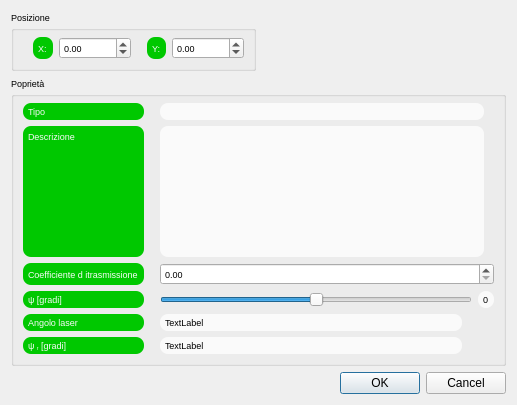
Above: reflectorpropertiesdialog.ui from crocodile119/Laser-Studio before the change. Below: the same form after it.
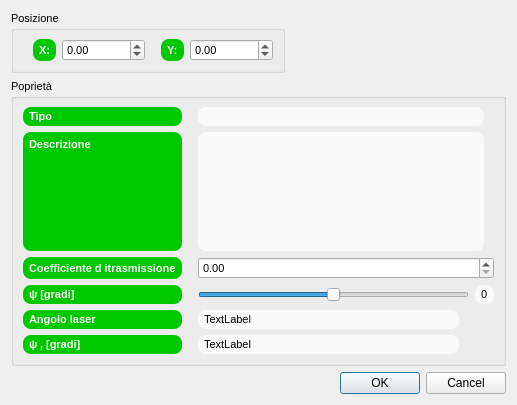
That is the form after the change.

```diff
--- a/reflectorpropertiesdialog.ui
+++ b/reflectorpropertiesdialog.ui
@@ -12,7 +12,7 @@
   </property>
   <property name="font">
    <font>
-    <pointsize>7</pointsize>
+    <pointsize>8</pointsize>
    </font>
   </property>
   <property name="windowTitle">
@@ -53,7 +53,7 @@
     <widget class="QGroupBox" name="groupBox_2">
      <property name="font">
       <font>
-       <pointsize>7</pointsize>
+       <pointsize>8</pointsize>
       </font>
      </property>
      <property name="title">
@@ -64,7 +64,9 @@
        <widget class="QLabel" name="label_8">
         <property name="font">
          <font>
-          <pointsize>7</pointsize>
+          <pointsize>8</pointsize>
+          <weight>75</weight>
+          <bold>true</bold>
          </font>
         </property>
         <property name="styleSheet">
@@ -84,7 +86,9 @@
        <widget class="QLabel" name="label_5">
         <property name="font">
          <font>
-          <pointsize>7</pointsize>
+          <pointsize>8</pointsize>
+          <weight>75</weight>
+          <bold>true</bold>
          </font>
         </property>
         <property name="styleSheet">
@@ -104,7 +108,7 @@
        <widget class="QDoubleSpinBox" name="reflectionSpinBox">
         <property name="font">
          <font>
-          <pointsize>7</pointsize>
+          <pointsize>8</pointsize>
          </font>
         </property>
         <property name="styleSheet">
@@ -122,7 +126,9 @@
        <widget class="QLabel" name="label_3">
         <property name="font">
          <font>
-          <pointsize>7</pointsize>
+          <pointsize>8</pointsize>
+          <weight>75</weight>
+          <bold>true</bold>
          </font>
         </property>
         <property name="styleSheet">
@@ -170,7 +176,7 @@
        <widget class="QTextEdit" name="descriptionTextEdit">
         <property name="font">
          <font>
-          <pointsize>7</pointsize>
+          <pointsize>8</pointsize>
          </font>
         </property>
         <property name="styleSheet">
@@ -187,7 +193,7 @@
        <widget class="QLabel" name="reflectorKindLabel">
         <property name="font">
          <font>
-          <pointsize>6</pointsize>
+          <pointsize>8</pointsize>
          </font>
         </property>
         <property name="styleSheet">
@@ -207,7 +213,9 @@
        <widget class="QLabel" name="label_6">
         <property name="font">
          <font>
-          <pointsize>7</pointsize>
+          <pointsize>8</pointsize>
+          <weight>75</weight>
+          <bold>true</bold>
          </font>
         </property>
         <property name="styleSheet">
@@ -230,7 +238,9 @@
        <widget class="QLabel" name="label_4">
         <property name="font">
          <font>
-          <pointsize>7</pointsize>
+          <pointsize>8</pointsize>
+          <weight>75</weight>
+          <bold>true</bold>
          </font>
         </property>
         <property name="styleSheet">
@@ -256,7 +266,7 @@
         </property>
         <property name="font">
          <font>
-          <pointsize>7</pointsize>
+          <pointsize>8</pointsize>
          </font>
         </property>
         <property name="styleSheet">
@@ -275,7 +285,9 @@
        <widget class="QLabel" name="label_7">
         <property name="font">
          <font>
-          <pointsize>7</pointsize>
+          <pointsize>8</pointsize>
+          <weight>75</weight>
+          <bold>true</bold>
          </font>
         </property>
         <property name="styleSheet">
@@ -295,7 +307,7 @@
        <widget class="QLabel" name="laserPhaseLabel">
         <property name="font">
          <font>
-          <pointsize>7</pointsize>
+          <pointsize>8</pointsize>
          </font>
         </property>
         <property name="styleSheet">
@@ -315,7 +327,7 @@
        <widget class="QLabel" name="actualPositioningLabel">
         <property name="font">
          <font>
-          <pointsize>7</pointsize>
+          <pointsize>8</pointsize>
          </font>
         </property>
         <property name="styleSheet">
@@ -338,7 +350,7 @@
     <widget class="QGroupBox" name="groupBox">
      <property name="font">
       <font>
-       <pointsize>7</pointsize>
+       <pointsize>8</pointsize>
       </font>
      </property>
      <property name="title">
@@ -364,7 +376,9 @@
        <widget class="QLabel" name="label">
         <property name="font">
          <font>
-          <pointsize>7</pointsize>
+          <pointsize>8</pointsize>
+          <weight>75</weight>
+          <bold>true</bold>
          </font>
         </property>
         <property name="styleSheet">
@@ -384,7 +398,7 @@
        <widget class="QDoubleSpinBox" name="xSpinBox">
         <property name="font">
          <font>
-          <pointsize>7</pointsize>
+          <pointsize>8</pointsize>
          </font>
         </property>
         <property name="styleSheet">
@@ -402,7 +416,9 @@
        <widget class="QLabel" name="label_2">
         <property name="font">
          <font>
-          <pointsize>7</pointsize>
+          <pointsize>8</pointsize>
+          <weight>75</weight>
+          <bold>true</bold>
          </font>
         </property>
         <property name="styleSheet">
@@ -422,7 +438,7 @@
        <widget class="QDoubleSpinBox" name="ySpinBox">
         <property name="font">
          <font>
-          <pointsize>7</pointsize>
+          <pointsize>8</pointsize>
          </font>
         </property>
         <property name="styleSheet">
@@ -446,7 +462,7 @@
     <widget class="QDialogButtonBox" name="buttonBox">
      <property name="font">
       <font>
-       <pointsize>7</pointsize>
+       <pointsize>8</pointsize>
       </font>
      </property>
      <property name="orientation">
```
